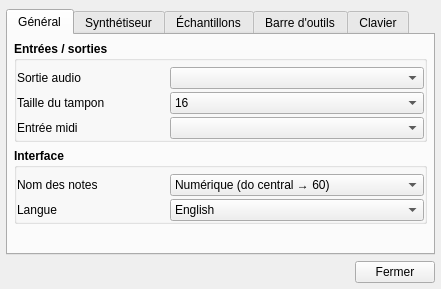
This is trunk/gui_divers/config.ui in davy7125/polyphone as Qt 5 draws it before an edit. The edited form follows.
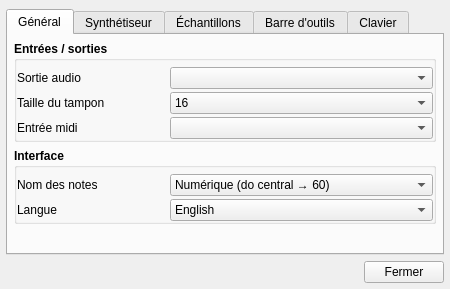
This is the edited form. Icons and pictures are not drawn. Custom widgets are drawn as their Qt base class.

Patch:
```diff
--- a/trunk/gui_divers/config.ui
+++ b/trunk/gui_divers/config.ui
@@ -9,7 +9,7 @@
    <rect>
     <x>0</x>
     <y>0</y>
-    <width>441</width>
+    <width>450</width>
     <height>289</height>
    </rect>
   </property>
```
